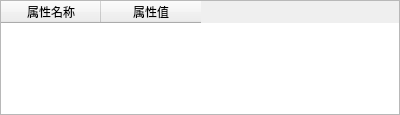
Old version of the form miniSlicer/Slicer/Libs/MRML/Widgets/Resources/UI/qMRMLNodeAttributeTableView.ui in the repository jiaqiwang969/Slicer.
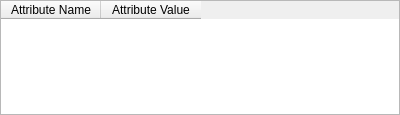
New version of the form.

The edit to the form file:
```diff
--- a/miniSlicer/Slicer/Libs/MRML/Widgets/Resources/UI/qMRMLNodeAttributeTableView.ui
+++ b/miniSlicer/Slicer/Libs/MRML/Widgets/Resources/UI/qMRMLNodeAttributeTableView.ui
@@ -65,12 +65,12 @@
      </attribute>
      <column>
       <property name="text">
-       <string>属性名称</string>
+       <string>Attribute Name</string>
       </property>
      </column>
      <column>
       <property name="text">
-       <string>属性值</string>
+       <string>Attribute Value</string>
       </property>
      </column>
     </widget>
```
Left out of the diff: 7 changed lines with no effect on the pictures.
